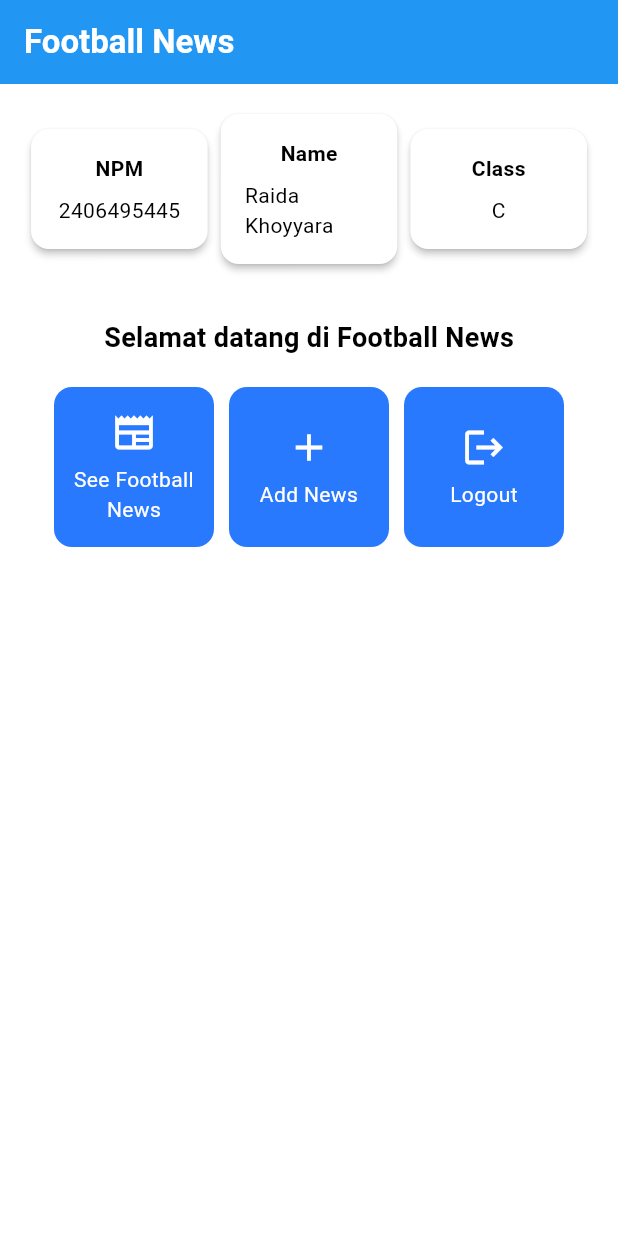
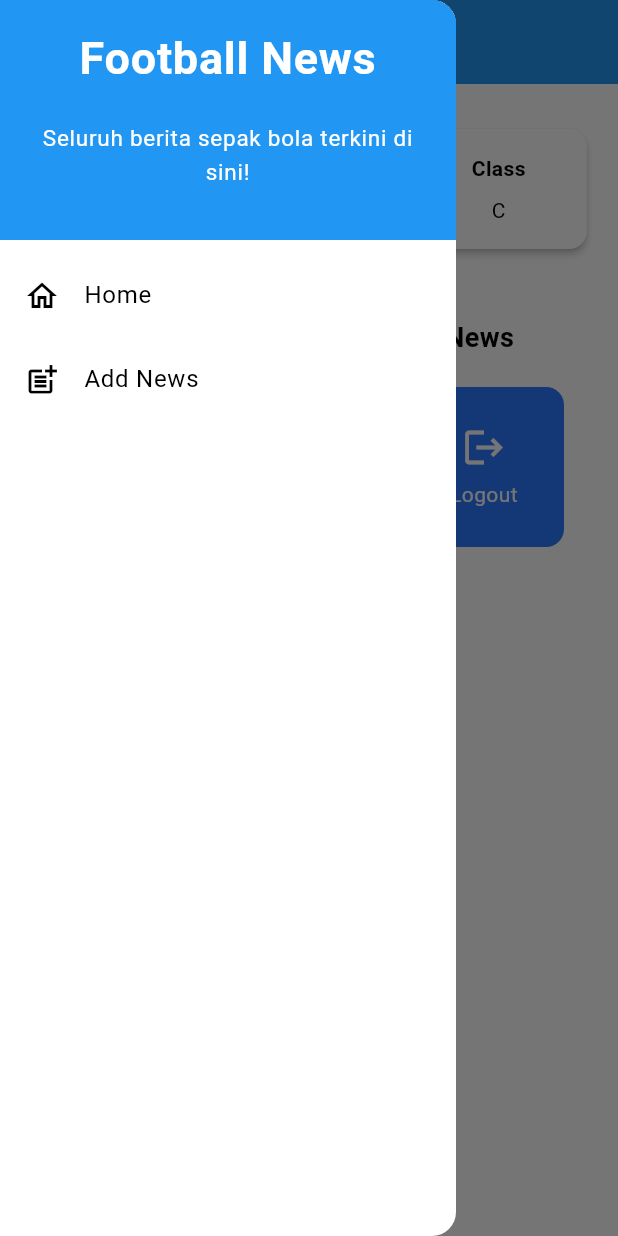
Before and after one commit to raidakhoyyara/football-news-mobile, a Flutter app: the screen it shows after launch, with the side drawer open (before the commit the screen has no drawer), on a phone screen of 412 x 824 dp. Run offline on Flutter 3.47's test engine with Material 3 defaults, Android fonts, the phone set to English and light mode, and no system bars.

Commit message:
tutorial 7 selesai

```diff
--- a/lib/main.dart
+++ b/lib/main.dart
@@ -1,5 +1,5 @@
 import 'package:flutter/material.dart';
-import 'package:football_news/menu.dart';
+import 'package:football_news/screens/menu.dart';
 
 void main() {
   runApp(const MyApp());
--- a/lib/menu.dart
+++ b/lib/screens/menu.dart
@@ -1,5 +1,6 @@
 import 'package:flutter/material.dart';
-
+import 'package:football_news/widgets/left_drawer.dart';
+import 'package:football_news/widgets/news_card.dart';
 
 class MyHomePage extends StatelessWidget {
     MyHomePage({super.key});
@@ -25,6 +26,7 @@ class MyHomePage extends StatelessWidget {
                 ),
                 backgroundColor: Theme.of(context).colorScheme.primary,
             ),
+            drawer: LeftDrawer(),
 
             body: Padding(
                 padding: const EdgeInsets.all(16.0),
@@ -119,58 +121,3 @@ class ItemHomepage {
 
     ItemHomepage(this.name, this.icon);
 }
-
-
-class ItemCard extends StatelessWidget {
-    // Menampilkan kartu dengan ikon dan nama.
-
-    final ItemHomepage item;
-
-    const ItemCard(this.item, {super.key});
-
-    @override
-    Widget build(BuildContext context) {
-        return Material(
-        // Menentukan warna latar belakang dari tema aplikasi.
-        color: Theme.of(context).colorScheme.secondary,
-        // Membuat sudut kartu melengkung.
-        borderRadius: BorderRadius.circular(12),
-
-        child: InkWell(
-            // Aksi ketika kartu ditekan.
-            onTap: () {
-            // Menampilkan pesan SnackBar saat kartu ditekan.
-            ScaffoldMessenger.of(context)
-                ..hideCurrentSnackBar()
-                ..showSnackBar(
-                SnackBar(content: Text("Kamu telah menekan tombol ${item.name}!"))
-                );
-            },
-            // Container untuk menyimpan Icon dan Text
-            child: Container(
-            padding: const EdgeInsets.all(8),
-            child: Center(
-                child: Column(
-                // Menyusun ikon dan teks di tengah kartu.
-                mainAxisAlignment: MainAxisAlignment.center,
-                children: [
-                    Icon(
-                    item.icon,
-                    color: Colors.white,
-                    size: 30.0,
-                    ),
-                    const Padding(padding: EdgeInsets.all(3)),
-                    Text(
-                    item.name,
-                    textAlign: TextAlign.center,
-                    style: const TextStyle(color: Colors.white),
-                    ),
-                ],
-                ),
-            ),
-            ),
-        ),
-        );
-    }
-
-}
--- /dev/null
+++ b/lib/widgets/left_drawer.dart
@@ -0,0 +1,68 @@
+import 'package:flutter/material.dart';
+import 'package:football_news/screens/menu.dart';
+
+class LeftDrawer extends StatelessWidget {
+    const LeftDrawer({super.key});
+
+    @override
+    Widget build(BuildContext context) {
+        return Drawer(
+        child: ListView(
+            children: [
+            const DrawerHeader(
+                decoration: BoxDecoration(
+                    color: Colors.blue,
+                ),
+                child: Column(
+                    children: [
+                        Text(
+                            'Football News',
+                            textAlign: TextAlign.center,
+                            style: TextStyle(
+                            fontSize: 30,
+                            fontWeight: FontWeight.bold,
+                            color: Colors.white,
+                            ),
+                        ),
+                        Padding(padding: EdgeInsets.all(10)),
+                        Text("Seluruh berita sepak bola terkini di sini!",
+                            // TODO: Tambahkan gaya teks dengan center alignment, font ukuran 15, warna putih, dan weight biasa
+                            textAlign: TextAlign.center,
+                            style: TextStyle(
+                            fontSize: 15,
+                            color: Colors.white,
+                            fontWeight: FontWeight.normal,
+                            ),
+                        ),
+                    ],
+                ),
+            ),
+            // TODO: Bagian routing
+            ListTile(
+                leading: const Icon(Icons.home_outlined),
+                title: const Text('Home'),
+                // Bagian redirection ke MyHomePage
+                onTap: () {
+                    Navigator.pushReplacement(
+                        context,
+                        MaterialPageRoute(
+                        builder: (context) => MyHomePage(),
+                        ));
+                },
+                ),
+                ListTile(
+                leading: const Icon(Icons.post_add),
+                title: const Text('Add News'),
+                // Bagian redirection ke NewsFormPage
+                onTap: () {
+                    /*
+                    TODO: Buatlah routing ke NewsFormPage di sini,
+                    setelah halaman NewsFormPage sudah dibuat.
+                    */
+                },
+                ),
+            ],
+        ),
+        );
+    }
+}
--- /dev/null
+++ b/lib/widgets/news_card.dart
@@ -0,0 +1,67 @@
+import 'package:flutter/material.dart';
+import 'package:football_news/screens/menu.dart';
+import 'package:football_news/screens/newslist_form.dart';
+
+
+class ItemCard extends StatelessWidget {
+    // Menampilkan kartu dengan ikon dan nama.
+
+    final ItemHomepage item;
+
+    const ItemCard(this.item, {super.key});
+
+    @override
+    Widget build(BuildContext context) {
+        return Material(
+        // Menentukan warna latar belakang dari tema aplikasi.
+        color: Theme.of(context).colorScheme.secondary,
+        // Membuat sudut kartu melengkung.
+        borderRadius: BorderRadius.circular(12),
+
+        child: InkWell(
+            // Aksi ketika kartu ditekan.
+            onTap: () {
+            // Menampilkan pesan SnackBar saat kartu ditekan.
+            ScaffoldMessenger.of(context)
+                ..hideCurrentSnackBar()
+                ..showSnackBar(
+                SnackBar(content: Text("Kamu telah menekan tombol ${item.name}!")));
+
+                if (item.name == "Add News") {
+                    // TODO: Gunakan Navigator.push untuk melakukan navigasi ke MaterialPageRoute yang mencakup NewsFormPage.
+                    Navigator.push(
+                        context,
+                        MaterialPageRoute(
+                          builder: (context) => const NewsFormPage(),
+                        )
+                    );
+                }
+            },
+            // Container untuk menyimpan Icon dan Text
+            child: Container(
+            padding: const EdgeInsets.all(8),
+            child: Center(
+                child: Column(
+                // Menyusun ikon dan teks di tengah kartu.
+                mainAxisAlignment: MainAxisAlignment.center,
+                children: [
+                    Icon(
+                    item.icon,
+                    color: Colors.white,
+                    size: 30.0,
+                    ),
+                    const Padding(padding: EdgeInsets.all(3)),
+                    Text(
+                    item.name,
+                    textAlign: TextAlign.center,
+                    style: const TextStyle(color: Colors.white),
+                    ),
+                ],
+                ),
+            ),
+            ),
+        ),
+        );
+    }
+
+}
```
Also changed, not shown: lib/screens/newslist_form.dart (added, +222 -0 lines).
